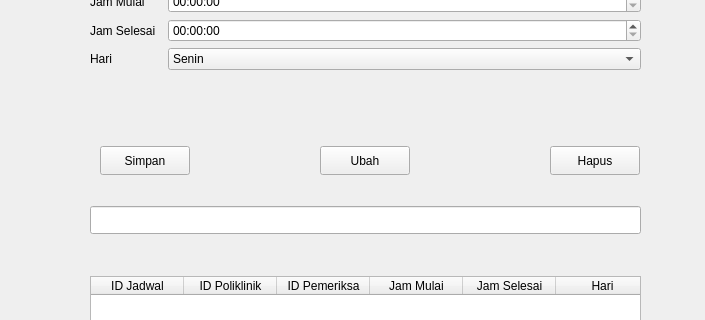
Qt form formJadwal.ui (tegar031/AppKesehatan) before a commit; both pictures show x 0 to 705 and y 144 to 464 of the 705 by 638 pixel window.
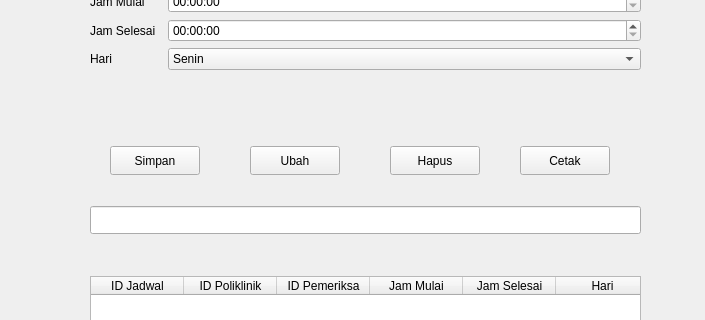
The same form after that commit.

Commit message: Menambahkan Button Cetak

```diff
--- a/formJadwal.ui
+++ b/formJadwal.ui
@@ -124,7 +124,7 @@
   <widget class="QPushButton" name="btnSimpan">
    <property name="geometry">
     <rect>
-     <x>100</x>
+     <x>110</x>
      <y>290</y>
      <width>90</width>
      <height>29</height>
@@ -137,7 +137,7 @@
   <widget class="QPushButton" name="btnUbah">
    <property name="geometry">
     <rect>
-     <x>320</x>
+     <x>250</x>
      <y>290</y>
      <width>90</width>
      <height>29</height>
@@ -150,7 +150,7 @@
   <widget class="QPushButton" name="btnHapus">
    <property name="geometry">
     <rect>
-     <x>550</x>
+     <x>390</x>
      <y>290</y>
      <width>90</width>
      <height>29</height>
@@ -213,6 +213,19 @@
     </property>
    </column>
   </widget>
+  <widget class="QPushButton" name="btnCetak">
+   <property name="geometry">
+    <rect>
+     <x>520</x>
+     <y>290</y>
+     <width>90</width>
+     <height>29</height>
+    </rect>
+   </property>
+   <property name="text">
+    <string>Cetak</string>
+   </property>
+  </widget>
  </widget>
  <resources/>
  <connections/>
```
The commit also changes 27 other files.
